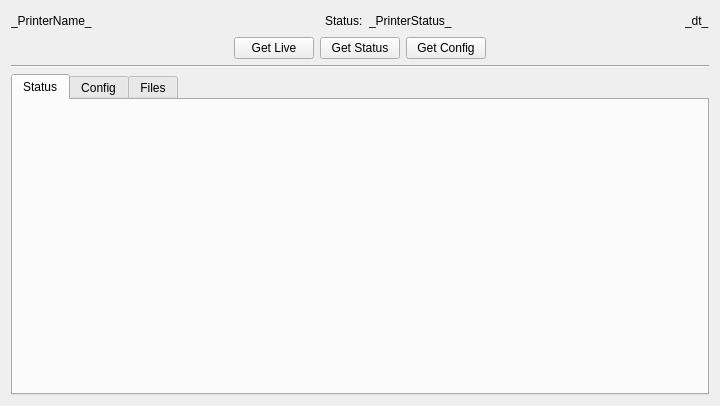
The window that ui/src/ui/printerview.ui (iserramacsa/mcomms) describes before a commit, drawn with Qt 5.
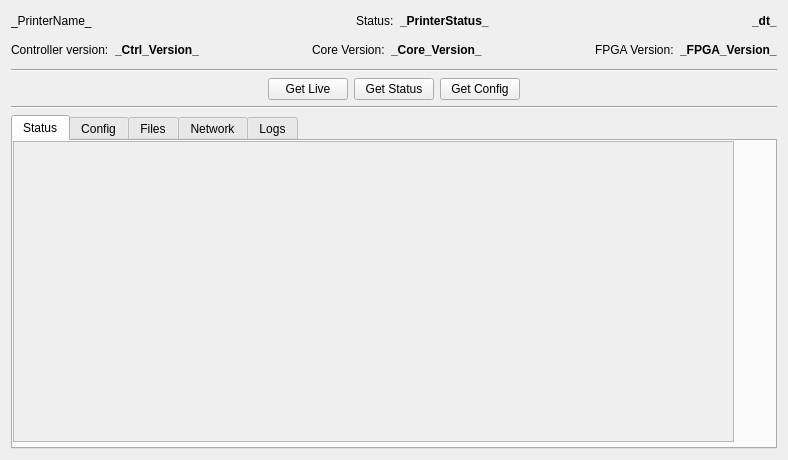
The same window after the commit.

```diff
--- a/ui/src/ui/printerview.ui
+++ b/ui/src/ui/printerview.ui
@@ -6,8 +6,8 @@
    <rect>
     <x>0</x>
     <y>0</y>
-    <width>720</width>
-    <height>406</height>
+    <width>788</width>
+    <height>460</height>
    </rect>
   </property>
   <layout class="QVBoxLayout" name="verticalLayout">
@@ -55,6 +55,12 @@
       </item>
       <item>
        <widget class="QLabel" name="lblPrinterStatus">
+        <property name="font">
+         <font>
+          <weight>75</weight>
+          <bold>true</bold>
+         </font>
+        </property>
         <property name="text">
          <string>_PrinterStatus_</string>
         </property>
@@ -75,6 +81,12 @@
       </item>
       <item>
        <widget class="QLabel" name="lblDatetime">
+        <property name="font">
+         <font>
+          <weight>75</weight>
+          <bold>true</bold>
+         </font>
+        </property>
         <property name="text">
          <string>_dt_</string>
         </property>
@@ -83,6 +95,117 @@
      </layout>
     </widget>
    </item>
+   <item>
+    <widget class="QWidget" name="widget" native="true">
+     <layout class="QHBoxLayout" name="horizontalLayout_3">
+      <property name="leftMargin">
+       <number>0</number>
+      </property>
+      <property name="topMargin">
+       <number>3</number>
+      </property>
+      <property name="rightMargin">
+       <number>0</number>
+      </property>
+      <property name="bottomMargin">
+       <number>3</number>
+      </property>
+      <item>
+       <widget class="QLabel" name="label">
+        <property name="text">
+         <string>Controller version:</string>
+        </property>
+       </widget>
+      </item>
+      <item>
+       <widget class="QLabel" name="lblCtrlVersion">
+        <property name="font">
+         <font>
+          <weight>75</weight>
+          <bold>true</bold>
+         </font>
+        </property>
+        <property name="text">
+         <string>_Ctrl_Version_</string>
+        </property>
+       </widget>
+      </item>
+      <item>
+       <spacer name="horizontalSpacer_5">
+        <property name="orientation">
+         <enum>Qt::Horizontal</enum>
+        </property>
+        <property name="sizeHint" stdset="0">
+         <size>
+          <width>40</width>
+          <height>20</height>
+         </size>
+        </property>
+       </spacer>
+      </item>
+      <item>
+       <widget class="QLabel" name="label_3">
+        <property name="text">
+         <string>Core Version:</string>
+        </property>
+       </widget>
+      </item>
+      <item>
+       <widget class="QLabel" name="lblCoreVersion">
+        <property name="font">
+         <font>
+          <weight>75</weight>
+          <bold>true</bold>
+         </font>
+        </property>
+        <property name="text">
+         <string>_Core_Version_</string>
+        </property>
+       </widget>
+      </item>
+      <item>
+       <spacer name="horizontalSpacer_6">
+        <property name="orientation">
+         <enum>Qt::Horizontal</enum>
+        </property>
+        <property name="sizeHint" stdset="0">
+         <size>
+          <width>40</width>
+          <height>20</height>
+         </size>
+        </property>
+       </spacer>
+      </item>
+      <item>
+       <widget class="QLabel" name="label_2">
+        <property name="text">
+         <string>FPGA Version:</string>
+        </property>
+       </widget>
+      </item>
+      <item>
+       <widget class="QLabel" name="lblFPGAVersion">
+        <property name="font">
+         <font>
+          <weight>75</weight>
+          <bold>true</bold>
+         </font>
+        </property>
+        <property name="text">
+         <string>_FPGA_Version_</string>
+        </property>
+       </widget>
+      </item>
+     </layout>
+    </widget>
+   </item>
+   <item>
+    <widget class="Line" name="line_2">
+     <property name="orientation">
+      <enum>Qt::Horizontal</enum>
+     </property>
+    </widget>
+   </item>
    <item>
     <widget class="QWidget" name="toolBar" native="true">
      <layout class="QHBoxLayout" name="horizontalLayout">
@@ -167,9 +290,41 @@
    <item>
     <widget class="QTabWidget" name="tabWidget">
      <widget class="QWidget" name="tabStatus">
+      <property name="layoutDirection">
+       <enum>Qt::LeftToRight</enum>
+      </property>
       <attribute name="title">
        <string>Status</string>
       </attribute>
+      <widget class="QScrollArea" name="scrollArea">
+       <property name="geometry">
+        <rect>
+         <x>0</x>
+         <y>0</y>
+         <width>721</width>
+         <height>301</height>
+        </rect>
+       </property>
+       <property name="sizePolicy">
+        <sizepolicy hsizetype="MinimumExpanding" vsizetype="MinimumExpanding">
+         <horstretch>0</horstretch>
+         <verstretch>0</verstretch>
+        </sizepolicy>
+       </property>
+       <property name="widgetResizable">
+        <bool>true</bool>
+       </property>
+       <widget class="QWidget" name="scrollAreaWidgetContents">
+        <property name="geometry">
+         <rect>
+          <x>0</x>
+          <y>0</y>
+          <width>719</width>
+          <height>299</height>
+         </rect>
+        </property>
+       </widget>
+      </widget>
      </widget>
      <widget class="QWidget" name="tabConfig">
       <attribute name="title">
@@ -181,6 +336,16 @@
        <string>Files</string>
       </attribute>
      </widget>
+     <widget class="QWidget" name="tabNetwork">
+      <attribute name="title">
+       <string>Network</string>
+      </attribute>
+     </widget>
+     <widget class="QWidget" name="tabLogs">
+      <attribute name="title">
+       <string>Logs</string>
+      </attribute>
+     </widget>
     </widget>
    </item>
   </layout>
```
Left out of the diff: 7 changed lines with no effect on the pictures.
